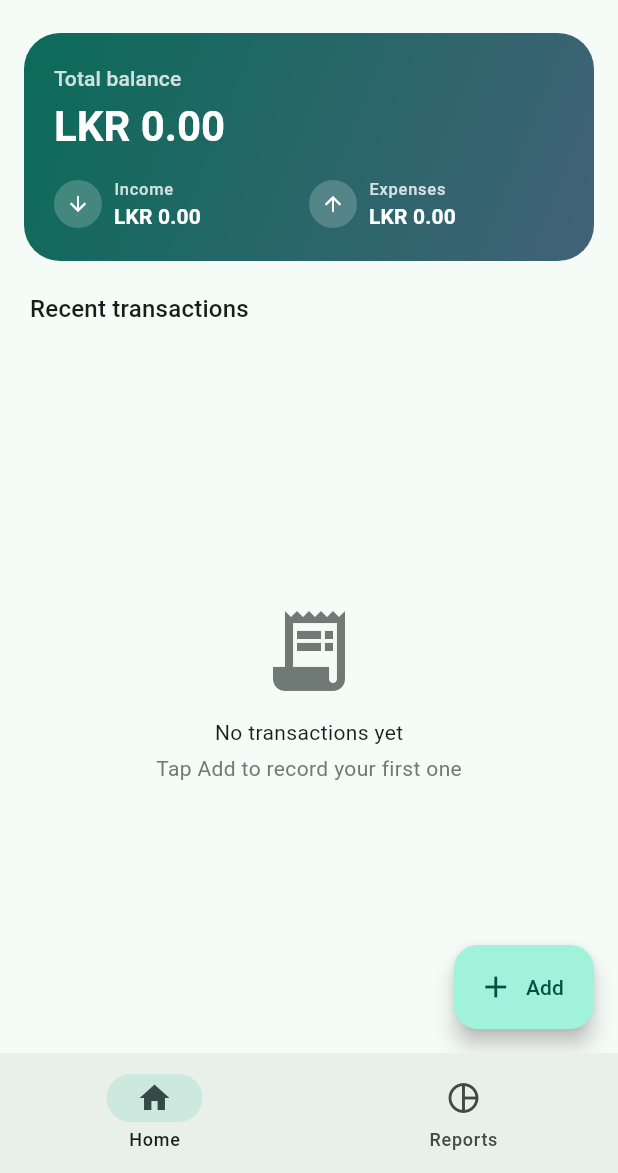
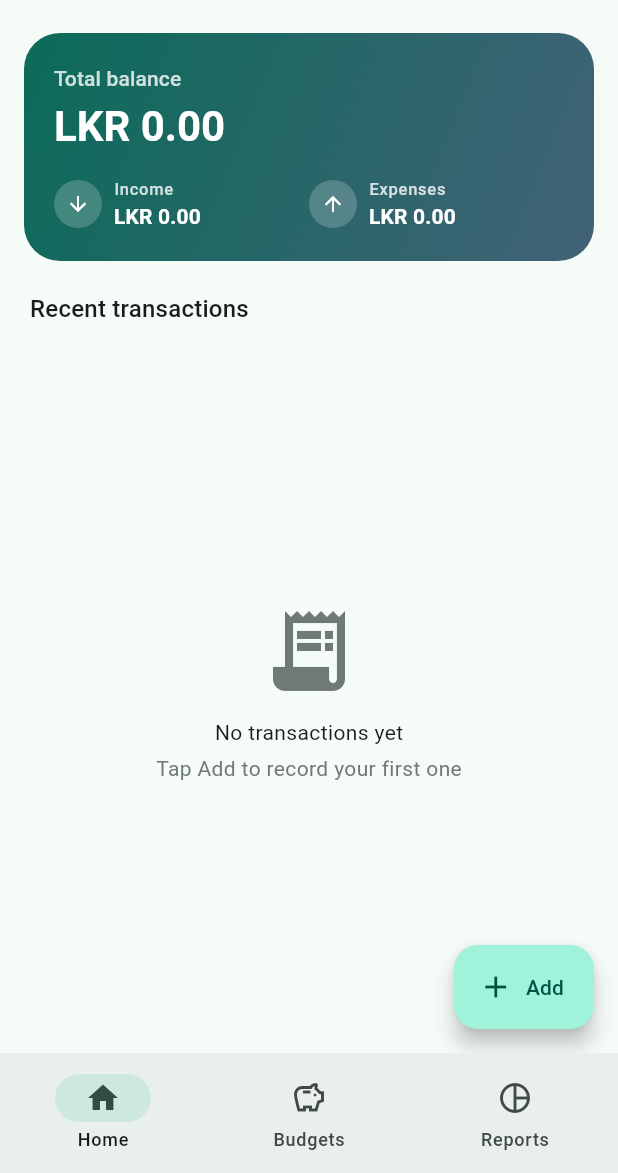
Before and after one commit to YasOnline177/spendly, a Flutter app: the screen it shows after launch, on a phone screen of 412 x 824 dp, the part 63-1236 px from its top. Run offline on Flutter 3.47's test engine with Material 3 defaults, Android fonts, the phone set to English and light mode, and no system bars; our stand-ins replace drift, drift_flutter, fl_chart, flutter_riverpod; accounts and stored records are empty; generated files the repository leaves out were written again.

Commit message:
feat: add budgets tab and update widget test

```diff
--- a/lib/features/shell/main_shell.dart
+++ b/lib/features/shell/main_shell.dart
@@ -1,6 +1,8 @@
 import 'package:flutter/material.dart';
+
 import '../reports/presentation/reports_screen.dart';
 import '../transactions/presentation/home_screen.dart';
+import '../budgets/presentation/budget_screen.dart';
 
 class MainShell extends StatefulWidget {
   const MainShell({super.key});
@@ -17,7 +19,7 @@ class _MainShellState extends State<MainShell> {
     return Scaffold(
       body: IndexedStack(
         index: _index,
-        children: const [HomeScreen(), ReportsScreen()],
+        children: const [HomeScreen(), BudgetsScreen(), ReportsScreen()],
       ),
       bottomNavigationBar: NavigationBar(
         selectedIndex: _index,
@@ -29,6 +31,11 @@ class _MainShellState extends State<MainShell> {
             label: 'Home',
           ),
           NavigationDestination(
+            icon: Icon(Icons.savings_outlined),
+            selectedIcon: Icon(Icons.savings),
+            label: 'Budgets',
+          ),
+          NavigationDestination(
             icon: Icon(Icons.pie_chart_outline),
             selectedIcon: Icon(Icons.pie_chart),
             label: 'Reports',
```
Also changed, not shown: lib/features/budgets/application/budgets_provider.dart (renamed from lib/features/budgets/application/budget_provider.dart), 1 other file.
